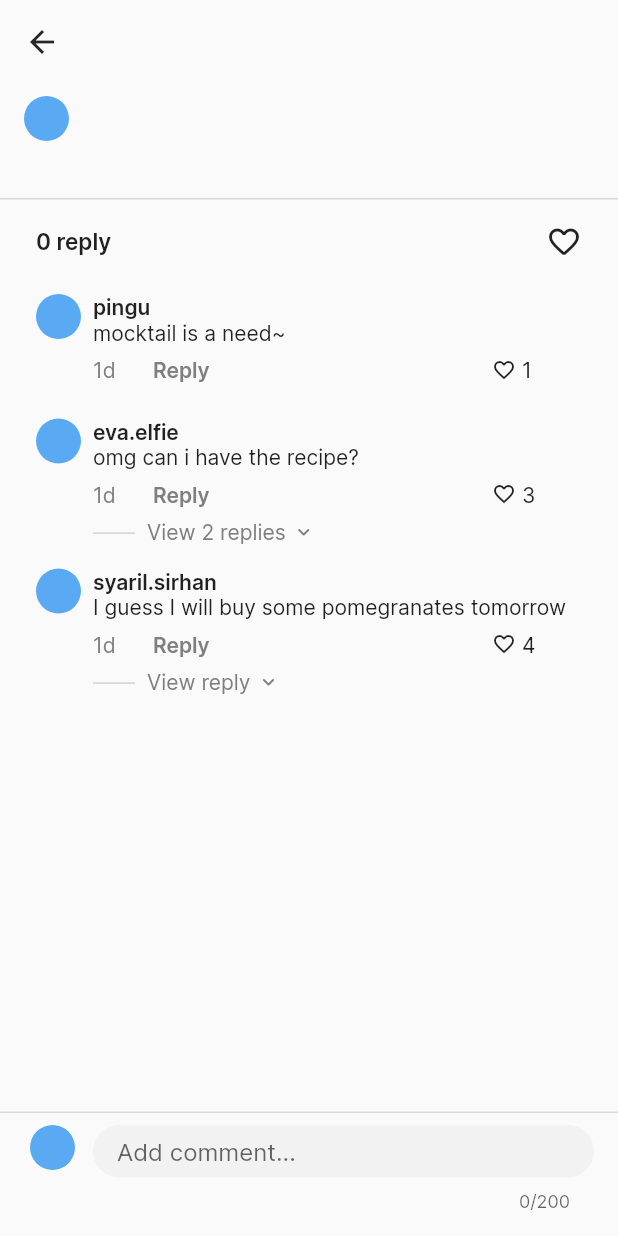
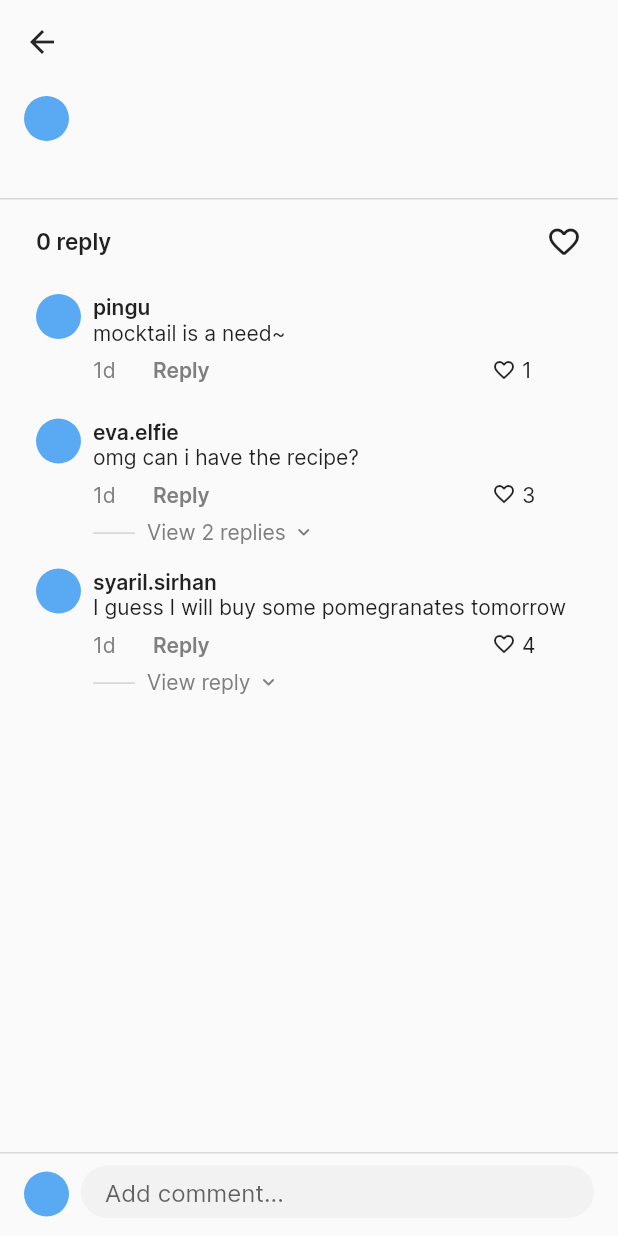
Before and after one commit to cwnuramirah/murai, a Flutter app: the ViewPostPage screen opened directly with empty values, on a phone screen of 412 x 824 dp. Run offline on Flutter 3.47's test engine with Material 2 defaults, Android fonts, the phone set to English and light mode, and no system bars; our stand-ins replace bloc, equatable, flutter_bloc.

Commit message:
fix(comment,ui): fix NewComment behaviour (onTapOutside handling)

```diff
--- a/frontend/lib/theme.dart
+++ b/frontend/lib/theme.dart
@@ -145,3 +145,25 @@ abstract class StyledBorder {
     topRight: Radius.circular(10.0),
   );
 }
+
+// TODO: need cleanup
+abstract class StyledTextField {
+  static const InputDecoration denseGreyInput = InputDecoration(
+    isDense: true,
+    contentPadding: EdgeInsets.symmetric(
+        vertical: StyledSize.sm, horizontal: StyledSize.md),
+    filled: true,
+    fillColor: StyledColor.greyLight,
+    border: OutlineInputBorder(
+        borderSide: BorderSide.none,
+        borderRadius: BorderRadius.all(Radius.circular(StyledSize.lg))),
+    focusedBorder: OutlineInputBorder(
+        borderSide: BorderSide.none,
+        borderRadius: BorderRadius.all(Radius.circular(StyledSize.lg))),
+  );
+
+  static const BoxConstraints bottomTextFieldHeightConstraint = BoxConstraints(
+    minHeight: kToolbarHeight,
+    maxHeight: kToolbarHeight * 3,
+  );
+}
--- a/frontend/lib/ui/pages/view_post/new_comment.dart
+++ b/frontend/lib/ui/pages/view_post/new_comment.dart
@@ -17,6 +17,7 @@ class NewComment extends StatefulWidget {
 class _NewCommentState extends State<NewComment> {
   final TextEditingController _commentController = TextEditingController();
   final FocusNode _commentFocusNode = FocusNode();
+  bool enableTapRegion = false;
 
   @override
   void initState() {
@@ -29,6 +30,26 @@ class _NewCommentState extends State<NewComment> {
         () {}); // Empty on purpose. This triggers a rebuild when the focus changes
   }
 
+  void _focusComment() {
+    if (!enableTapRegion) {
+      // Start detecting any outside tap
+      setState(() {
+        enableTapRegion = true;
+      });
+    }
+  }
+
+  void _unfocusComment() {
+    if (_commentFocusNode.hasFocus) {
+      _commentFocusNode.unfocus();
+    }
+
+    // Stop tracking tap if comment unfocused
+    setState(() {
+      enableTapRegion = false;
+    });
+  }
+
   @override
   void dispose() {
     _commentController.dispose();
@@ -39,21 +60,10 @@ class _NewCommentState extends State<NewComment> {
 
   @override
   Widget build(BuildContext context) {
-    const inputDecoration = InputDecoration(
-      isDense: true,
-      contentPadding: EdgeInsets.symmetric(
-          vertical: StyledSize.sm, horizontal: StyledSize.md),
-      filled: true,
-      fillColor: StyledColor.greyLight,
-      border: OutlineInputBorder(
-          borderSide: BorderSide.none,
-          borderRadius: BorderRadius.all(Radius.circular(StyledSize.lg))),
-      focusedBorder: OutlineInputBorder(
-          borderSide: BorderSide.none,
-          borderRadius: BorderRadius.all(Radius.circular(StyledSize.lg))),
-    );
-
-    return Container(
+    return TapRegion(
+      enabled: enableTapRegion,
+      onTapOutside: (event) => _unfocusComment(),
+      child: Container(
         decoration: const BoxDecoration(
           border: Border(
             top: BorderSide(color: StyledColor.grey),
@@ -63,15 +73,19 @@ class _NewCommentState extends State<NewComment> {
           horizontal: StyledSize.md,
           vertical: StyledSize.sm,
         ),
+        constraints: StyledTextField.bottomTextFieldHeightConstraint,
         child: Column(
+          crossAxisAlignment: _commentFocusNode.hasPrimaryFocus ? CrossAxisAlignment.start: CrossAxisAlignment.center,
           mainAxisSize: MainAxisSize.min,
           children: [
-          Row(
+            Flexible(
+              fit: FlexFit.loose,
+              child: Row(
                 crossAxisAlignment: CrossAxisAlignment.start,
                 mainAxisSize: MainAxisSize.min,
                 children: [
                   const Padding(
-                padding: EdgeInsets.symmetric(horizontal: StyledSize.xs),
+                    padding: EdgeInsets.symmetric(vertical: StyledSize.xs),
                     child: UserAvatar(),
                   ),
                   Spacing.horizontal.sm,
@@ -79,32 +93,34 @@ class _NewCommentState extends State<NewComment> {
                     child: TextField(
                       controller: _commentController,
                       focusNode: _commentFocusNode,
-                  onTap: () {
-                    _commentFocusNode.requestFocus();
-                  },
-                  onTapOutside: (event) {
-                    _commentFocusNode.unfocus();
-                  },
                       autofocus: false,
+                      onTap: () => _focusComment(),
                       maxLength: 200,
-                  decoration: inputDecoration.copyWith(hintText: 'Add comment...'),
-                  maxLines: null,
+                      decoration: StyledTextField.denseGreyInput.copyWith(
+                        hintText: 'Add comment...',
+                        counter: _commentFocusNode.hasPrimaryFocus
+                            ? null
+                            : const SizedBox.shrink(),
+                      ),
+                      maxLines: _commentFocusNode.hasPrimaryFocus ? null : 1,
                     ),
                   ),
                 ],
               ),
-          Spacing.vertical.sm,
-          _commentFocusNode.hasPrimaryFocus ||
-                  _commentController.text.isNotEmpty
+            ),
+            _commentFocusNode.hasPrimaryFocus ? Spacing.vertical.sm : const SizedBox.shrink(),
+            _commentFocusNode.hasPrimaryFocus
                 ? Row(
                     mainAxisAlignment: MainAxisAlignment.end,
                     children: [
-                    // const TextField(),
                       GestureDetector(
-                      onTap: () {},
+                        onTap: () {
+                          // _unfocusComment();
+                        },
                         child: Container(
                           padding: const EdgeInsets.symmetric(
-                            vertical: StyledSize.sm, horizontal: StyledSize.md),
+                              vertical: StyledSize.sm,
+                              horizontal: StyledSize.md),
                           decoration: const BoxDecoration(
                             color: StyledColor.blue,
                             borderRadius: StyledBorder.rounded,
@@ -121,6 +137,7 @@ class _NewCommentState extends State<NewComment> {
                 : const SizedBox.shrink()
           ],
         ),
+      ),
     );
   }
 }
--- a/frontend/lib/ui/pages/view_post/view_post_page.dart
+++ b/frontend/lib/ui/pages/view_post/view_post_page.dart
@@ -60,6 +60,10 @@ class _ViewPostPageState extends State<ViewPostPage> {
           ),
           // TODO: optimize author parameter
           CommentList(authorId: widget.post.username),
+          // TODO: refactor height below bottomsheet
+          SliverToBoxAdapter(
+            child: SizedBox(height: StyledTextField.bottomTextFieldHeightConstraint.minHeight),
+          ),
         ],
       ),
       bottomSheet: NewComment(postId: widget.post.postId),
```
Lines whose indentation alone changed are shown as unchanged.
